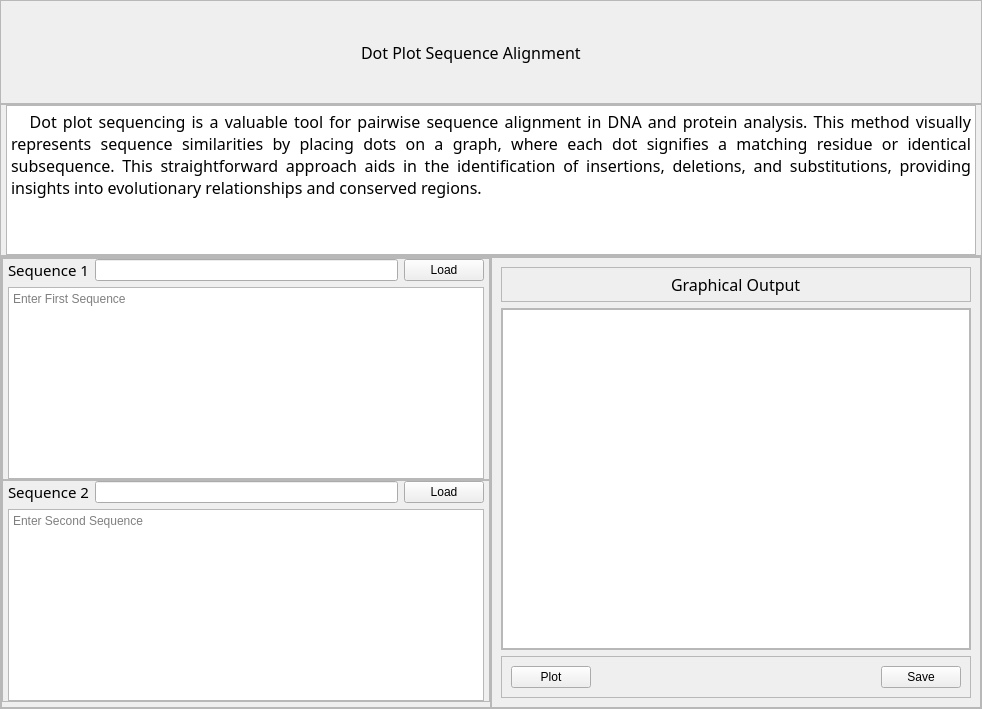
Before: the Qt Designer form ui/tabs/dot_plot.ui in bryancastillo10/BioBytes-PairSync, drawn with Qt 5.
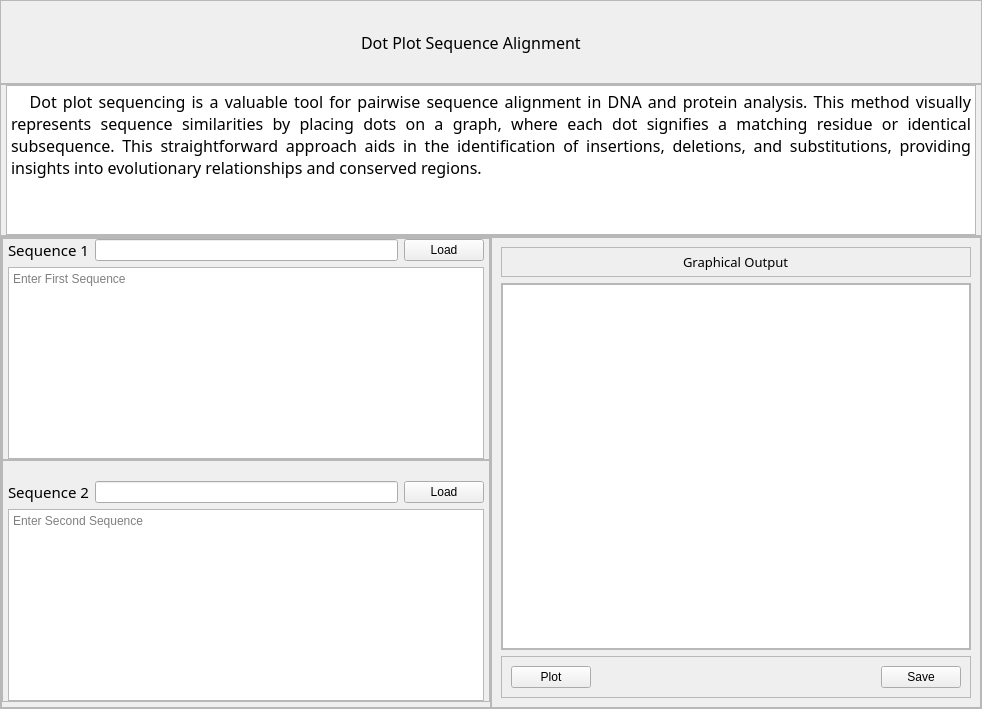
After: the same form once the commit is applied. Icons and pictures are not drawn.

```diff
--- a/ui/tabs/dot_plot.ui
+++ b/ui/tabs/dot_plot.ui
@@ -287,7 +287,7 @@
              <number>5</number>
             </property>
             <property name="topMargin">
-             <number>0</number>
+             <number>20</number>
             </property>
             <property name="rightMargin">
              <number>5</number>
@@ -373,6 +373,11 @@
             </property>
             <item alignment="Qt::AlignHCenter">
              <widget class="QLabel" name="label_4">
+              <property name="font">
+               <font>
+                <pointsize>10</pointsize>
+               </font>
+              </property>
               <property name="text">
                <string>Graphical Output</string>
               </property>
@@ -412,7 +417,23 @@
              <number>0</number>
             </property>
             <item row="0" column="0">
-             <widget class="QGraphicsView" name="graphicsView"/>
+             <widget class="QGraphicsView" name="graphicsView">
+              <property name="sizePolicy">
+               <sizepolicy hsizetype="Expanding" vsizetype="Expanding">
+                <horstretch>0</horstretch>
+                <verstretch>0</verstretch>
+               </sizepolicy>
+              </property>
+              <property name="focusPolicy">
+               <enum>Qt::NoFocus</enum>
+              </property>
+              <property name="verticalScrollBarPolicy">
+               <enum>Qt::ScrollBarAlwaysOff</enum>
+              </property>
+              <property name="horizontalScrollBarPolicy">
+               <enum>Qt::ScrollBarAlwaysOff</enum>
+              </property>
+             </widget>
             </item>
            </layout>
           </widget>
```
